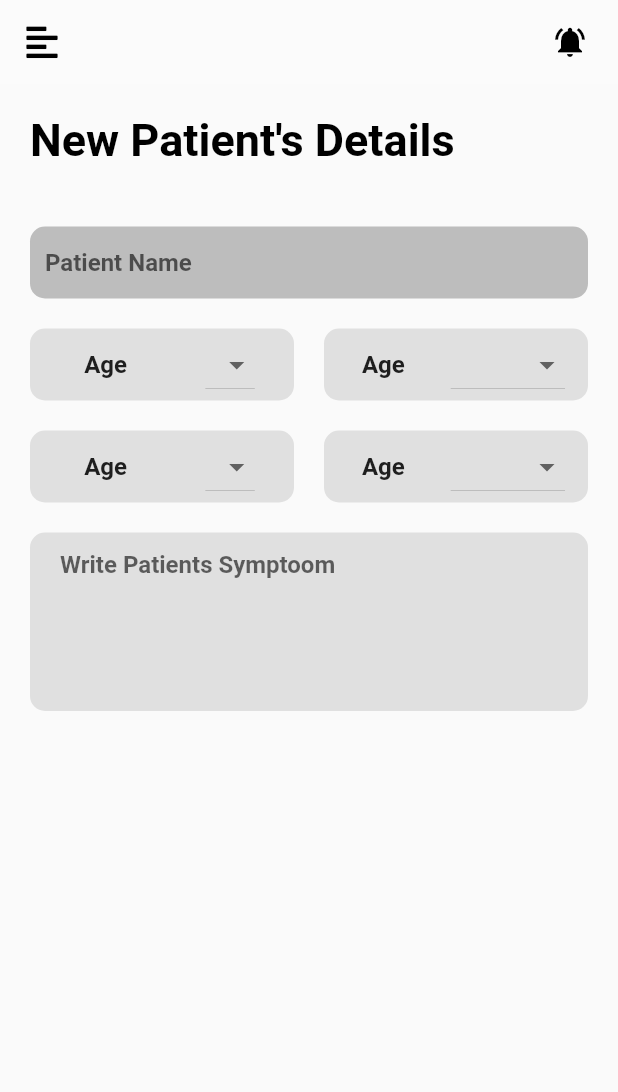
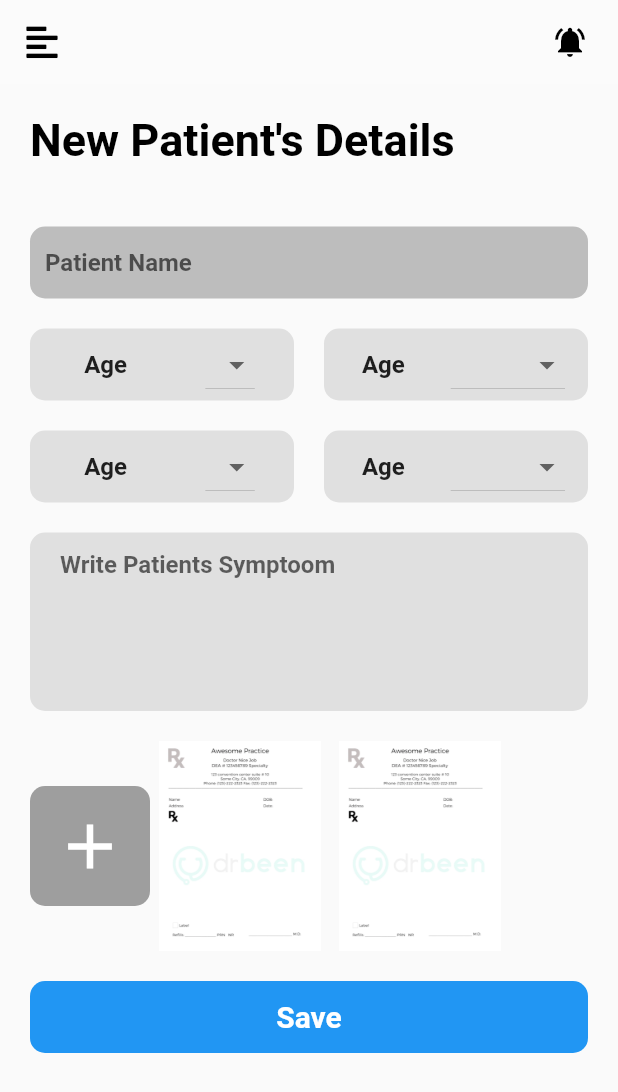
Before and after one commit to jpmehedi/flutter-eDaktar-test-project, a Flutter app: the NewPatintScreen screen opened by its route, on a phone screen of 412 x 824 dp. Shown: the top 1092 px of the screen. Run offline on Flutter 3.47's test engine with Material 2 defaults, Android fonts, the phone set to English and light mode, and no system bars; our stand-ins replace font_awesome_flutter, table_calendar.

Commit message:
complete patient details  ui

```diff
--- a/lib/screens/new_patint_screen.dart
+++ b/lib/screens/new_patint_screen.dart
@@ -3,6 +3,7 @@ import 'package:font_awesome_flutter/font_awesome_flutter.dart';
 import '../components/nav_darwer.dart';
 import '../components/inputfield_builder.dart';
 import '../components/dropdown_button_builder.dart';
+import '../components/resueable_long_button.dart';
 
 class NewPatintScreen extends StatefulWidget {
   static String id = 'NewPatintScreen';
@@ -45,7 +46,8 @@ class _NewPatintScreenState extends State<NewPatintScreen> {
             ),
           ],
         ),
-        body: Container(
+        body: SingleChildScrollView(
+          child: Container(
             child: Column(
               children: <Widget>[
                 Padding(
@@ -150,25 +152,58 @@ class _NewPatintScreenState extends State<NewPatintScreen> {
                             child: TextField(
                               maxLines: 5,
                               decoration: InputDecoration(
-                              border:InputBorder.none,
+                                border: InputBorder.none,
                                 hintText: 'Write Patients Symptoom',
                                 hintStyle: TextStyle(
                                   fontWeight: FontWeight.bold,
-                                fontSize: 16
-                              )
-
+                                  fontSize: 16,
                                 ),
                               ),
                             ),
-                      )
+                          ),
+                        ),
+                        SizedBox(
+                          height: 20,
+                        ),
+                        Container(
+                          child: Row(
+                            children: <Widget>[
+                              Container(
+                                width: 80,
+                                height: 80,
+                                decoration: BoxDecoration(
+                                  borderRadius: BorderRadius.circular(10),
+                                  color: Colors.grey,
+                                ),
+                                child: Icon(Icons.add,
+                                    size: 50, color: Colors.white),
+                              ),
+                              Container(
+                                width: 120,
+                                height: 140,
+                                child: Image.asset('images/prescription.jpg'),
+                              ),
+                              Container(
+                                width: 120,
+                                height: 140,
+                                child: Image.asset('images/prescription.jpg'),
+                              ),
                             ],
-                  ),
                           ),
                         ),
                       ],
                     ),
                   ),
                 ),
+                ResueableLongButton(
+                  onPressed: () {},
+                  buttonText: 'Save',
+                ),
+              ],
+            ),
+          ),
+        ),
+      ),
     );
   }
 }
--- a/pubspec.yaml
+++ b/pubspec.yaml
@@ -27,6 +27,7 @@ flutter:
    - images/index.jpeg
    - images/card.jpeg
    - images/avatar.png
+   - images/prescription.jpg
 
 
   # fonts:
```
Also changed, not shown: images/prescription.jpg (added). Lines whose indentation alone changed are shown as unchanged.
